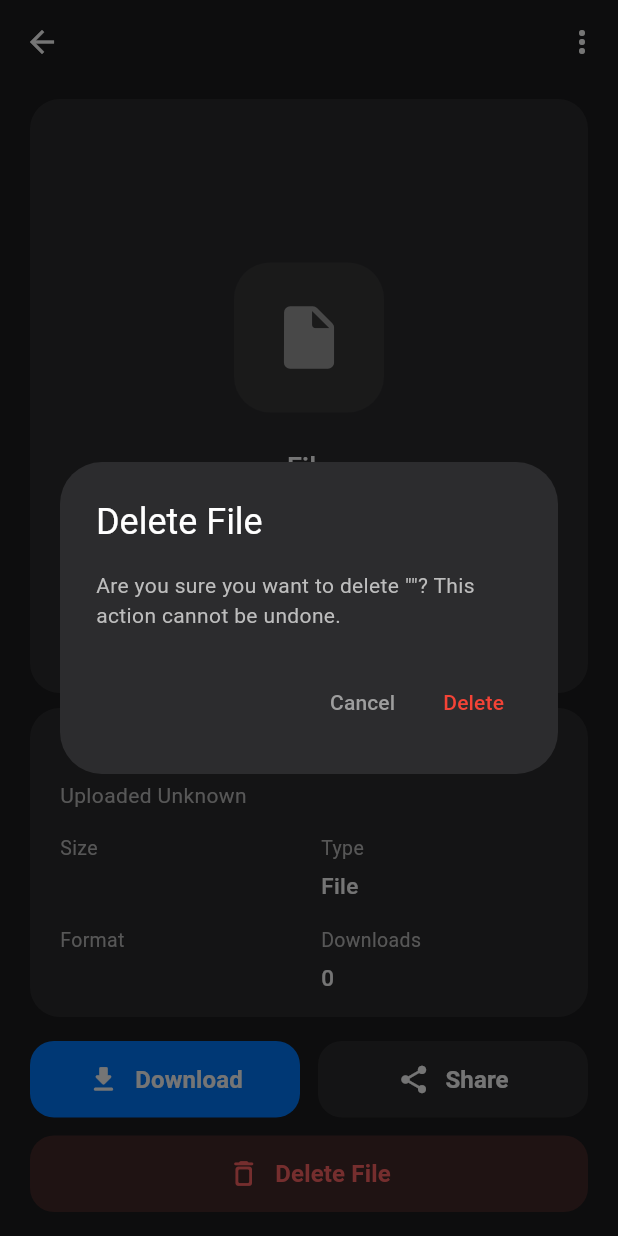
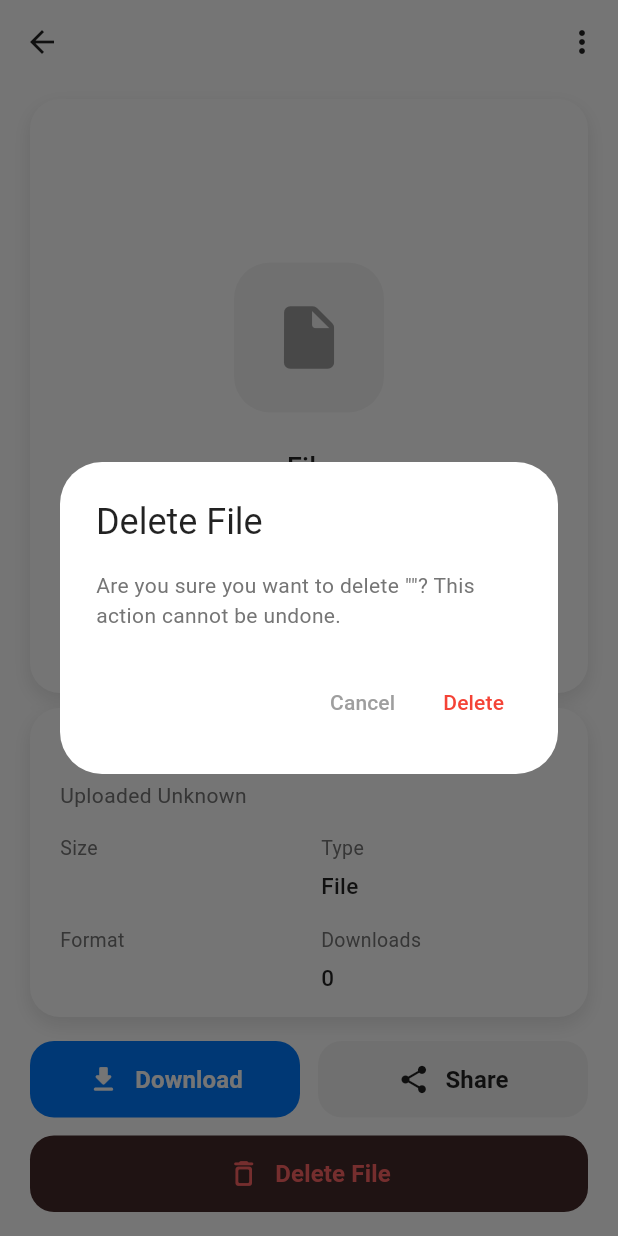
Before and after one commit to dadyutenga/file_share, a Flutter app: the PreviewScreen screen opened directly with empty values, after a tap on "Delete File", on a phone screen of 412 x 824 dp. Run offline on Flutter 3.47's test engine with Material 3 defaults, Android fonts, the phone set to English and light mode, and no system bars; our stand-ins replace connectivity_plus, device_info_plus, dio, file_picker, flutter_secure_storage, flutter_staggered_animations and 5 more; accounts and stored records are empty; network calls fail.

Commit message:
feat: Update UI colors to enhance readability and aesthetics across multiple screens

```diff
--- a/lib/screens/PreviewScreen.dart
+++ b/lib/screens/PreviewScreen.dart
@@ -219,16 +219,22 @@ class _PreviewScreenState extends State<PreviewScreen> {
     showDialog(
       context: context,
       builder: (context) => AlertDialog(
-        backgroundColor: const Color(0xFF2C2C2E),
-        title: const Text('Delete File', style: TextStyle(color: Colors.white)),
+        backgroundColor: Colors.white,
+        title: const Text(
+          'Delete File',
+          style: TextStyle(color: Colors.black87),
+        ),
         content: Text(
           'Are you sure you want to delete "${widget.file.filename}"? This action cannot be undone.',
-          style: TextStyle(color: Colors.grey[400]),
+          style: const TextStyle(color: Color(0xFF757575)),
         ),
         actions: [
           TextButton(
             onPressed: () => Navigator.pop(context),
-            child: const Text('Cancel', style: TextStyle(color: Colors.grey)),
+            child: const Text(
+              'Cancel',
+              style: TextStyle(color: Color(0xFF9E9E9E)),
+            ),
           ),
           TextButton(
             onPressed: () {
@@ -245,7 +251,7 @@ class _PreviewScreenState extends State<PreviewScreen> {
   @override
   Widget build(BuildContext context) {
     return Scaffold(
-      backgroundColor: const Color(0xFF1C1C1E),
+      backgroundColor: Colors.white,
       appBar: _buildAppBar(),
       body: SafeArea(
         child: Column(
@@ -261,16 +267,16 @@ class _PreviewScreenState extends State<PreviewScreen> {
 
   PreferredSizeWidget _buildAppBar() {
     return AppBar(
-      backgroundColor: const Color(0xFF1C1C1E),
+      backgroundColor: Colors.white,
       elevation: 0,
       leading: IconButton(
-        icon: const Icon(Icons.arrow_back, color: Colors.white),
+        icon: const Icon(Icons.arrow_back, color: Colors.black87),
         onPressed: () => Navigator.pop(context),
       ),
       title: Text(
         widget.file.filename,
         style: const TextStyle(
-          color: Colors.white,
+          color: Colors.black87,
           fontSize: 20,
           fontWeight: FontWeight.w600,
         ),
@@ -279,7 +285,7 @@ class _PreviewScreenState extends State<PreviewScreen> {
       ),
       actions: [
         IconButton(
-          icon: const Icon(Icons.more_vert, color: Colors.white),
+          icon: const Icon(Icons.more_vert, color: Colors.black87),
           onPressed: _showFileDetails,
         ),
       ],
@@ -293,8 +299,15 @@ class _PreviewScreenState extends State<PreviewScreen> {
       width: double.infinity,
       margin: const EdgeInsets.symmetric(horizontal: 20.0, vertical: 10.0),
       decoration: BoxDecoration(
-        color: const Color(0xFF2C2C2E),
+        color: Colors.white,
         borderRadius: BorderRadius.circular(20.0),
+        boxShadow: [
+          BoxShadow(
+            color: Colors.black.withOpacity(0.1),
+            blurRadius: 10,
+            offset: const Offset(0, 5),
+          ),
+        ],
       ),
       child: ClipRRect(
         borderRadius: BorderRadius.circular(20.0),
@@ -315,7 +328,7 @@ class _PreviewScreenState extends State<PreviewScreen> {
               SizedBox(height: 20),
               Text(
                 'Loading preview...',
-                style: TextStyle(color: Colors.grey, fontSize: 16),
+                style: TextStyle(color: Color(0xFF757575), fontSize: 16),
               ),
             ],
           ),
@@ -330,16 +343,16 @@ class _PreviewScreenState extends State<PreviewScreen> {
           child: Column(
             mainAxisAlignment: MainAxisAlignment.center,
             children: [
-              Icon(Icons.error_outline, color: Colors.red[400], size: 64),
+              Icon(Icons.error_outline, color: Color(0xFFEF5350), size: 64),
               const SizedBox(height: 20),
               Text(
                 'Preview not available',
-                style: TextStyle(color: Colors.grey[400], fontSize: 16),
+                style: TextStyle(color: Color(0xFF757575), fontSize: 16),
               ),
               const SizedBox(height: 8),
               Text(
                 _errorMessage!,
-                style: TextStyle(color: Colors.grey[500], fontSize: 14),
+                style: TextStyle(color: Color(0xFF9E9E9E), fontSize: 14),
                 textAlign: TextAlign.center,
               ),
             ],
@@ -521,7 +534,7 @@ class _PreviewScreenState extends State<PreviewScreen> {
             Text(
               typeName,
               style: const TextStyle(
-                color: Colors.white,
+                color: Colors.black87,
                 fontSize: 18,
                 fontWeight: FontWeight.w500,
               ),
@@ -529,7 +542,7 @@ class _PreviewScreenState extends State<PreviewScreen> {
             const SizedBox(height: 8),
             Text(
               'Download to view this file',
-              style: TextStyle(color: Colors.grey[400], fontSize: 14),
+              style: TextStyle(color: Colors.grey[600], fontSize: 14),
             ),
           ],
         ),
@@ -542,8 +555,15 @@ class _PreviewScreenState extends State<PreviewScreen> {
       margin: const EdgeInsets.symmetric(horizontal: 20.0),
       padding: const EdgeInsets.symmetric(horizontal: 20.0, vertical: 16.0),
       decoration: BoxDecoration(
-        color: const Color(0xFF2C2C2E),
+        color: Colors.white,
         borderRadius: BorderRadius.circular(20.0),
+        boxShadow: [
+          BoxShadow(
+            color: Colors.black.withOpacity(0.1),
+            blurRadius: 10,
+            offset: const Offset(0, 5),
+          ),
+        ],
       ),
       child: Column(
         crossAxisAlignment: CrossAxisAlignment.start,
@@ -551,7 +571,7 @@ class _PreviewScreenState extends State<PreviewScreen> {
           Text(
             widget.file.filename,
             style: const TextStyle(
-              color: Colors.white,
+              color: Colors.black87,
               fontSize: 18,
               fontWeight: FontWeight.w600,
             ),
@@ -561,7 +581,7 @@ class _PreviewScreenState extends State<PreviewScreen> {
           const SizedBox(height: 6),
           Text(
             'Uploaded ${_getUploadTime()}',
-            style: TextStyle(color: Colors.grey[400], fontSize: 14),
+            style: const TextStyle(color: Color(0xFF757575), fontSize: 14),
           ),
           const SizedBox(height: 16),
           Row(
@@ -615,12 +635,15 @@ class _PreviewScreenState extends State<PreviewScreen> {
     return Column(
       crossAxisAlignment: CrossAxisAlignment.start,
       children: [
-        Text(label, style: TextStyle(color: Colors.grey[400], fontSize: 13)),
+        Text(
+          label,
+          style: const TextStyle(color: Color(0xFF757575), fontSize: 13),
+        ),
         const SizedBox(height: 5),
         Text(
           value,
           style: const TextStyle(
-            color: Colors.white,
+            color: Colors.black87,
             fontSize: 15,
             fontWeight: FontWeight.w500,
           ),
@@ -683,16 +706,20 @@ class _PreviewScreenState extends State<PreviewScreen> {
   }) {
     final Color bgColor;
     final Color fgColor;
+    final Color disabledBgColor;
 
     if (isDestructive) {
       bgColor = const Color(0xFF442929);
       fgColor = const Color(0xFFFF6464);
+      disabledBgColor = const Color(0x80442929); // 50% opacity of 0xFF442929
     } else if (isPrimary) {
       bgColor = const Color(0xFF007AFF);
       fgColor = Colors.white;
+      disabledBgColor = const Color(0x80007AFF); // 50% opacity of 0xFF007AFF
     } else {
-      bgColor = const Color(0xFF2C2C2E);
-      fgColor = Colors.white;
+      bgColor = const Color(0xFFF5F5F5); // Light grey for light theme
+      fgColor = Colors.black87;
+      disabledBgColor = const Color(0x80F5F5F5); // 50% opacity of 0xFFF5F5F5
     }
 
     return ElevatedButton(
@@ -705,7 +732,7 @@ class _PreviewScreenState extends State<PreviewScreen> {
           borderRadius: BorderRadius.circular(16.0),
         ),
         elevation: 0,
-        disabledBackgroundColor: bgColor.withOpacity(0.5),
+        disabledBackgroundColor: disabledBgColor,
       ),
       child: isLoading
           ? SizedBox(
@@ -737,10 +764,10 @@ class _PreviewScreenState extends State<PreviewScreen> {
     showDialog(
       context: context,
       builder: (context) => AlertDialog(
-        backgroundColor: const Color(0xFF2C2C2E),
+        backgroundColor: Colors.white,
         title: const Text(
           'File Details',
-          style: TextStyle(color: Colors.white),
+          style: TextStyle(color: Colors.black87),
         ),
         content: Column(
           mainAxisSize: MainAxisSize.min,
@@ -772,7 +799,7 @@ class _PreviewScreenState extends State<PreviewScreen> {
 
   Widget _buildDetailRow(String label, String value) {
     return Padding(
-      padding: const EdgeInsets.symmetric(vertical: 4),
+      padding: const EdgeInsets.symmetric(vertical: 4.0),
       child: Row(
         crossAxisAlignment: CrossAxisAlignment.start,
         children: [
@@ -780,13 +807,13 @@ class _PreviewScreenState extends State<PreviewScreen> {
             width: 80,
             child: Text(
               '$label:',
-              style: TextStyle(color: Colors.grey[400], fontSize: 14),
+              style: const TextStyle(color: Color(0xFF757575), fontSize: 14),
             ),
           ),
           Expanded(
             child: Text(
               value,
-              style: const TextStyle(color: Colors.white, fontSize: 14),
+              style: const TextStyle(color: Colors.black87, fontSize: 14),
             ),
           ),
         ],
```
Also changed, not shown: lib/screens/HomeScreen.dart (+43 -19 lines), lib/screens/RecentsScreen.dart (+38 -20 lines), lib/screens/UploadProgressScreen.dart (+22 -15 lines), lib/screens/UploadsScreen.dart (+42 -18 lines).
